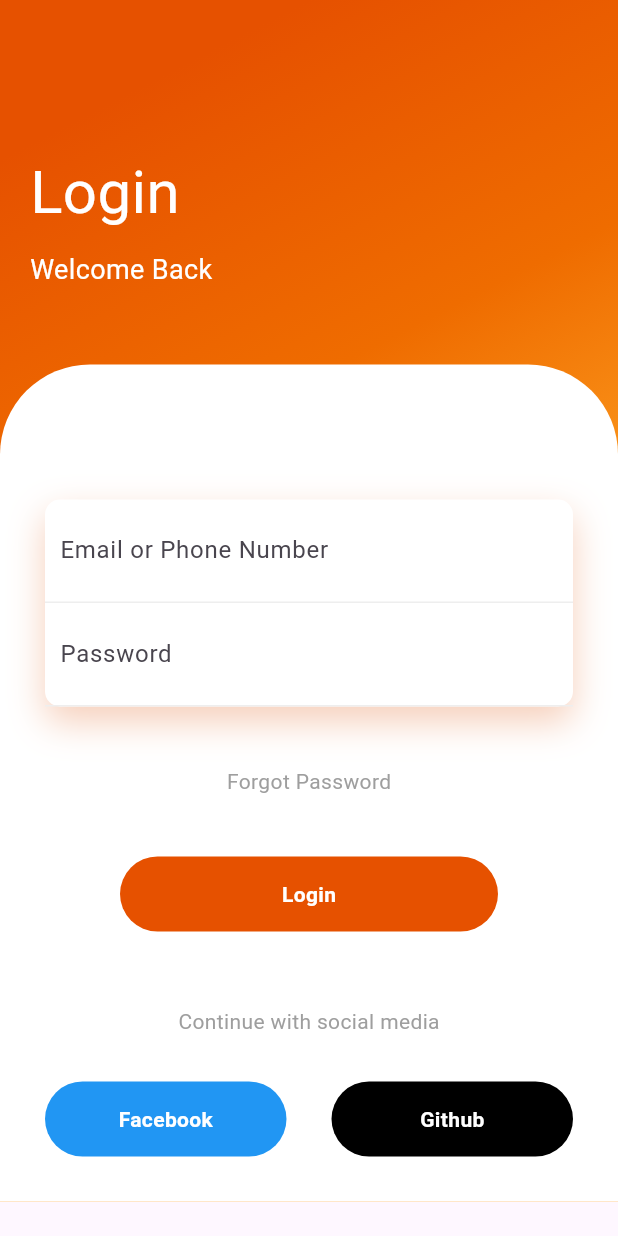
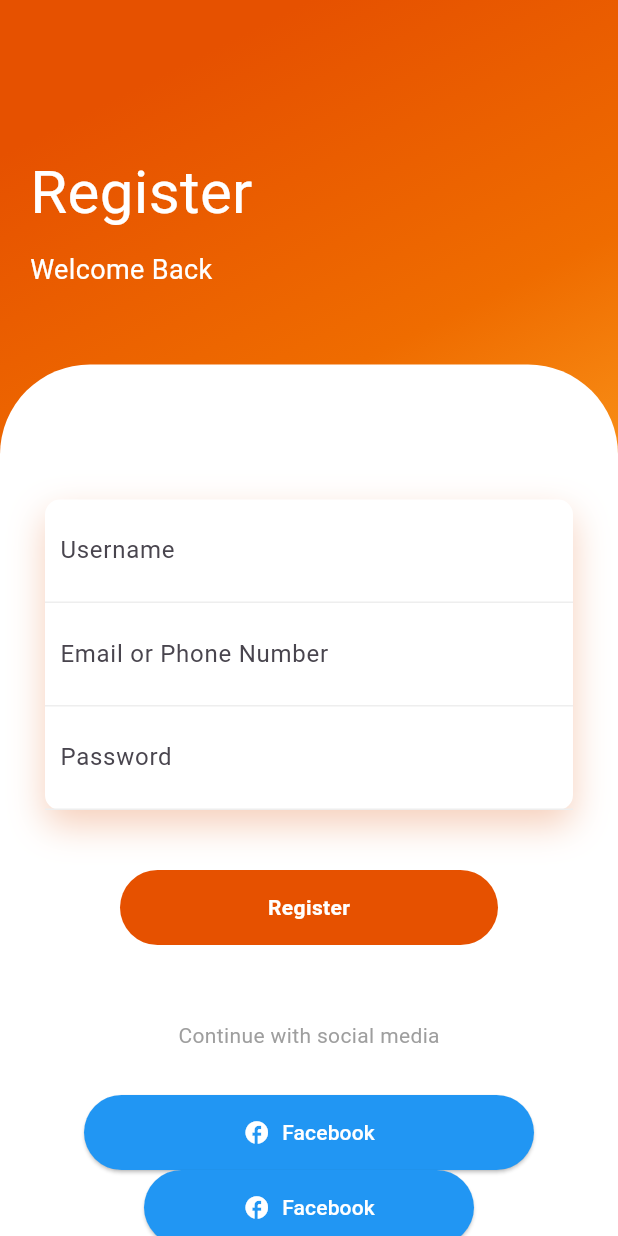
Before and after one commit to xrwy/face_swapper, a Flutter app: the screen it shows after launch, on a phone screen of 412 x 824 dp. Run offline on Flutter 3.47's test engine with Material 2 defaults, Android fonts, the phone set to English and light mode, and no system bars; our stand-ins replace simple_animations.

Commit message:
pages added

```diff
--- a/lib/main.dart
+++ b/lib/main.dart
@@ -1,4 +1,5 @@
 import 'package:face_swapper/pages/login.dart';
+import 'package:face_swapper/pages/register.dart';
 import 'package:flutter/material.dart';
 
 void main() {
@@ -17,7 +18,7 @@ class MyApp extends StatelessWidget {
         colorScheme: ColorScheme.fromSeed(seedColor: Colors.deepPurple),
         useMaterial3: true,
       ),
-      home: const Login(),
+      home: const Register(),
     );
   }
 }
--- /dev/null
+++ b/lib/pages/register.dart
@@ -0,0 +1,201 @@
+import 'package:flutter/material.dart';
+
+class Register extends StatefulWidget {
+  const Register({super.key});
+
+  @override
+  State<StatefulWidget> createState() {
+    return RegisterState();
+  }
+}
+
+class RegisterState extends State<Register> {
+  @override
+  Widget build(BuildContext context) {
+    return Scaffold(
+      body: Container(
+          width: double.infinity,
+          decoration: BoxDecoration(
+              gradient: LinearGradient(begin: Alignment.topCenter, colors: [
+                Colors.orange.shade900,
+                Colors.orange.shade800,
+                Colors.orange.shade400,
+              ])),
+          child: SingleChildScrollView(
+            child: Column(
+              crossAxisAlignment: CrossAxisAlignment.start,
+              children: <Widget>[
+                const SizedBox(
+                  height: 80.0,
+                ),
+                const Padding(
+                  padding: EdgeInsets.all(20.0),
+                  child: Column(
+                    crossAxisAlignment: CrossAxisAlignment.start,
+                    children: <Widget>[
+                      Text(
+                        "Register",
+                        style: TextStyle(color: Colors.white, fontSize: 40),
+                      ),
+                      SizedBox(
+                        height: 10.0,
+                      ),
+                      Text(
+                        "Welcome Back",
+                        style: TextStyle(color: Colors.white, fontSize: 18),
+                      )
+                    ],
+                  ),
+                ),
+                const SizedBox(
+                  height: 30.0,
+                ),
+                Container(
+                  decoration: const BoxDecoration(
+                      color: Colors.white,
+                      borderRadius: BorderRadius.only(
+                          topLeft: Radius.circular(60),
+                          topRight: Radius.circular(60))),
+                  child: Padding(
+                    padding: const EdgeInsets.all(30),
+                    child: Column(
+                      children: <Widget>[
+                        const SizedBox(
+                          height: 60,
+                        ),
+                        Container(
+                          decoration: const BoxDecoration(
+                              color: Colors.white,
+                              borderRadius:
+                              BorderRadius.all(Radius.circular(10)),
+                              boxShadow: [
+                                BoxShadow(
+                                    color: Color.fromRGBO(225, 95, 27, .3),
+                                    blurRadius: 20,
+                                    offset: Offset(0, 10))
+                              ]),
+                          child: Column(
+                            children: <Widget>[
+                              Container(
+                                padding: const EdgeInsets.all(10),
+                                decoration: BoxDecoration(
+                                    border: Border(
+                                        bottom: BorderSide(
+                                            color: Colors.grey.shade200))),
+                                child: const TextField(
+                                  decoration: InputDecoration(
+                                      hintText: "Username",
+                                      helperStyle:
+                                      TextStyle(color: Colors.grey),
+                                      border: InputBorder.none),
+                                ),
+                              ),
+                              Container(
+                                padding: const EdgeInsets.all(10),
+                                decoration: BoxDecoration(
+                                    border: Border(
+                                        bottom: BorderSide(
+                                            color: Colors.grey.shade200))),
+                                child: const TextField(
+                                  decoration: InputDecoration(
+                                      hintText: "Email or Phone Number",
+                                      helperStyle:
+                                      TextStyle(color: Colors.grey),
+                                      border: InputBorder.none),
+                                ),
+                              ),
+                              Container(
+                                padding: const EdgeInsets.all(10),
+                                decoration: BoxDecoration(
+                                    border: Border(
+                                        bottom: BorderSide(
+                                            color: Colors.grey.shade200))),
+                                child: const TextField(
+                                  decoration: InputDecoration(
+                                      hintText: "Password",
+                                      helperStyle:
+                                      TextStyle(color: Colors.grey),
+                                      border: InputBorder.none),
+                                ),
+                              )
+                            ],
+                          ),
+                        ),
+                        const SizedBox(
+                          height: 40,
+                        ),
+                        Container(
+                          height: 50,
+                          margin: const EdgeInsets.symmetric(horizontal: 50),
+                          decoration: BoxDecoration(
+                            borderRadius: BorderRadius.circular(50),
+                            color: Colors.orange.shade900,
+                          ),
+                          child: const Center(
+                            child: Text(
+                              "Register",
+                              style: TextStyle(
+                                  color: Colors.white,
+                                  fontWeight: FontWeight.bold),
+                            ),
+                          ),
+                        ),
+                        const SizedBox(
+                          height: 50,
+                        ),
+                        const Text(
+                          "Continue with social media",
+                          style: TextStyle(color: Colors.grey),
+                        ),
+                        const SizedBox(
+                          height: 30,
+                        ),
+                        Column(
+                          children: <Widget>[
+                            Container(
+                              decoration: BoxDecoration(
+                                borderRadius: BorderRadius.circular(50),
+                              ),
+                              child: ElevatedButton.icon(
+                                style: ElevatedButton.styleFrom(
+                                    padding: const EdgeInsets.only(top: 15, right: 33, bottom: 15, left: 33),
+                                    backgroundColor: Colors.blue,
+                                    minimumSize: Size(300, 50)
+                                ),
+                                icon: const Icon(Icons.facebook, color: Colors.white),
+                                label: const Text('Facebook', style: TextStyle(color: Colors.white),),
+                                onPressed: () {
+                                  print('Gönder butonuna tıklandı!');
+                                },
+                              ),
+                            ),
+                            const SizedBox(width: 80,),
+                            Container(
+                              decoration: BoxDecoration(
+                                borderRadius: BorderRadius.circular(50),
+                              ),
+                              child: ElevatedButton.icon(
+                                style: ElevatedButton.styleFrom(
+                                    padding: const EdgeInsets.only(top: 15, right: 33, bottom: 15, left: 33),
+                                    backgroundColor: Colors.blue,
+                                    minimumSize: Size(220, 50)
+                                ),
+                                icon: const Icon(Icons.facebook, color: Colors.white),
+                                label: const Text('Facebook', style: TextStyle(color: Colors.white),),
+                                onPressed: () {
+                                  print('Gönder butonuna tıklandı!');
+                                },
+                              ),
+                            ),
+                          ],
+                        )
+                      ],
+                    ),
+                  ),
+                )
+              ],
+            ),
+          )),
+    );
+  }
+}
```
Also changed, not shown: pubspec.yaml (+43 -1 lines), assets/github.png (added).
